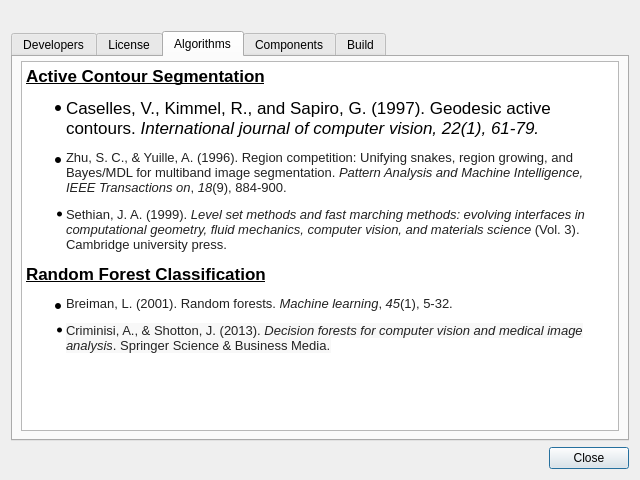
Above: GUI/Qt/Windows/AboutDialog.ui from pyushkevich/itksnap before the change. Below: the same form after it.
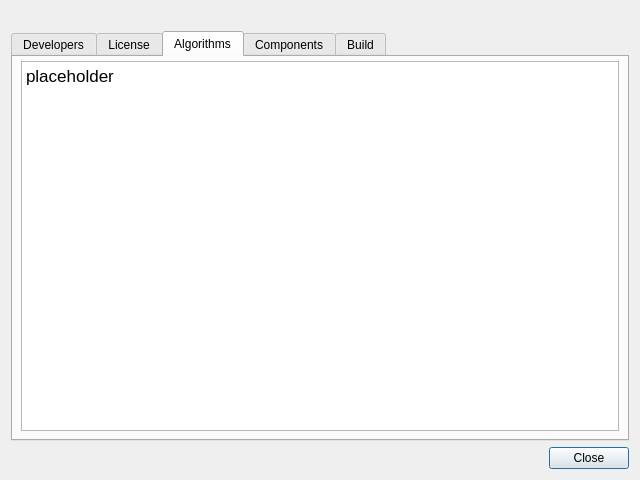
That is the form after the change. The open tabs and pages were chosen to show the change. Icons and pictures are not drawn. Custom widgets are drawn as their Qt base class.

The edit to the form file:
```diff
--- a/GUI/Qt/Windows/AboutDialog.ui
+++ b/GUI/Qt/Windows/AboutDialog.ui
@@ -113,22 +113,14 @@
        <item>
         <widget class="QTextBrowser" name="ouAlgorithms">
          <property name="html">
-          <string>&lt;!DOCTYPE HTML PUBLIC &quot;-//W3C//DTD HTML 4.0//EN&quot; &quot;http://www.w3.org/TR/REC-html40/strict.dtd&quot;&gt;
+          <string notr="true">&lt;!DOCTYPE HTML PUBLIC &quot;-//W3C//DTD HTML 4.0//EN&quot; &quot;http://www.w3.org/TR/REC-html40/strict.dtd&quot;&gt;
 &lt;html&gt;&lt;head&gt;&lt;meta name=&quot;qrichtext&quot; content=&quot;1&quot; /&gt;&lt;meta charset=&quot;utf-8&quot; /&gt;&lt;style type=&quot;text/css&quot;&gt;
 p, li { white-space: pre-wrap; }
 hr { height: 1px; border-width: 0; }
 li.unchecked::marker { content: &quot;\2610&quot;; }
 li.checked::marker { content: &quot;\2612&quot;; }
 &lt;/style&gt;&lt;/head&gt;&lt;body style=&quot; font-family:'.AppleSystemUIFont'; font-size:13pt; font-weight:400; font-style:normal;&quot;&gt;
-&lt;p style=&quot; margin-top:12px; margin-bottom:12px; margin-left:0px; margin-right:0px; -qt-block-indent:0; text-indent:0px;&quot;&gt;&lt;span style=&quot; font-weight:700; text-decoration: underline;&quot;&gt;Active Contour Segmentation&lt;/span&gt;&lt;/p&gt;
-&lt;ul style=&quot;margin-top: 0px; margin-bottom: 0px; margin-left: 0px; margin-right: 0px; -qt-list-indent: 1;&quot;&gt;
-&lt;li style=&quot; margin-top:12px; margin-bottom:12px; margin-left:0px; margin-right:0px; -qt-block-indent:0; text-indent:0px;&quot;&gt;Caselles, V., Kimmel, R., and Sapiro, G. (1997). Geodesic active contours. &lt;span style=&quot; font-style:italic;&quot;&gt;International journal of computer vision, 22(1), 61-79.&lt;/span&gt;&lt;/li&gt;
-&lt;li style=&quot; font-style:italic;&quot; style=&quot; margin-top:12px; margin-bottom:12px; margin-left:0px; margin-right:0px; -qt-block-indent:0; text-indent:0px;&quot;&gt;&lt;span style=&quot; font-size:13px; font-style:normal; color:#222222; background-color:#ffffff;&quot;&gt;Zhu, S. C., &amp;amp; Yuille, A. (1996). Region competition: Unifying snakes, region growing, and Bayes/MDL for multiband image segmentation. &lt;/span&gt;&lt;span style=&quot; font-size:13px; color:#222222; background-color:#ffffff;&quot;&gt;Pattern Analysis and Machine Intelligence, IEEE Transactions on&lt;/span&gt;&lt;span style=&quot; font-size:13px; font-style:normal; color:#222222; background-color:#ffffff;&quot;&gt;, &lt;/span&gt;&lt;span style=&quot; font-size:13px; color:#222222; background-color:#ffffff;&quot;&gt;18&lt;/span&gt;&lt;span style=&quot; font-size:13px; font-style:normal; color:#222222; background-color:#ffffff;&quot;&gt;(9), 884-900.&lt;/span&gt;&lt;/li&gt;
-&lt;li style=&quot; font-size:13px; color:#222222; background-color:#ffffff;&quot; style=&quot; margin-top:12px; margin-bottom:12px; margin-left:0px; margin-right:0px; -qt-block-indent:0; text-indent:0px;&quot;&gt;&lt;span style=&quot; font-size:13px;&quot;&gt;Sethian, J. A. (1999). &lt;/span&gt;&lt;span style=&quot; font-size:13px; font-style:italic;&quot;&gt;Level set methods and fast marching methods: evolving interfaces in computational geometry, fluid mechanics, computer vision, and materials science&lt;/span&gt;&lt;span style=&quot; font-size:13px;&quot;&gt; (Vol. 3). Cambridge university press.&lt;/span&gt;&lt;/li&gt;&lt;/ul&gt;
-&lt;p style=&quot; margin-top:12px; margin-bottom:12px; margin-left:0px; margin-right:0px; -qt-block-indent:0; text-indent:0px;&quot;&gt;&lt;span style=&quot; font-weight:600; text-decoration: underline;&quot;&gt;Random Forest Classification&lt;/span&gt;&lt;/p&gt;
-&lt;ul style=&quot;margin-top: 0px; margin-bottom: 0px; margin-left: 0px; margin-right: 0px; -qt-list-indent: 1;&quot;&gt;
-&lt;li style=&quot; margin-top:12px; margin-bottom:12px; margin-left:0px; margin-right:0px; -qt-block-indent:0; text-indent:0px;&quot;&gt;&lt;span style=&quot; font-size:13px; color:#222222; background-color:#ffffff;&quot;&gt;Breiman, L. (2001). Random forests. &lt;/span&gt;&lt;span style=&quot; font-size:13px; font-style:italic; color:#222222; background-color:#ffffff;&quot;&gt;Machine learning&lt;/span&gt;&lt;span style=&quot; font-size:13px; color:#222222; background-color:#ffffff;&quot;&gt;, &lt;/span&gt;&lt;span style=&quot; font-size:13px; font-style:italic; color:#222222; background-color:#ffffff;&quot;&gt;45&lt;/span&gt;&lt;span style=&quot; font-size:13px; color:#222222; background-color:#ffffff;&quot;&gt;(1), 5-32.&lt;/span&gt;&lt;/li&gt;
-&lt;li style=&quot; font-size:13px; color:#222222; background-color:#ffffff;&quot; style=&quot; margin-top:12px; margin-bottom:12px; margin-left:0px; margin-right:0px; -qt-block-indent:0; text-indent:0px;&quot;&gt;&lt;span style=&quot; font-size:13px; background-color:#f8f8f8;&quot;&gt;Criminisi, A., &amp;amp; Shotton, J. (2013). &lt;/span&gt;&lt;span style=&quot; font-size:13px; font-style:italic; background-color:#f8f8f8;&quot;&gt;Decision forests for computer vision and medical image analysis&lt;/span&gt;&lt;span style=&quot; font-size:13px; background-color:#f8f8f8;&quot;&gt;. Springer Science &amp;amp; Business Media.&lt;/span&gt;&lt;/li&gt;&lt;/ul&gt;&lt;/body&gt;&lt;/html&gt;</string>
+&lt;p style=&quot; margin-top:8px; margin-bottom:8px; margin-left:0px; margin-right:0px; -qt-block-indent:0; text-indent:0px;&quot;&gt;placeholder&lt;/p&gt;&lt;/body&gt;&lt;/html&gt;</string>
          </property>
         </widget>
        </item>
```
Left out of the diff: 55 changed lines with no effect on the pictures.
